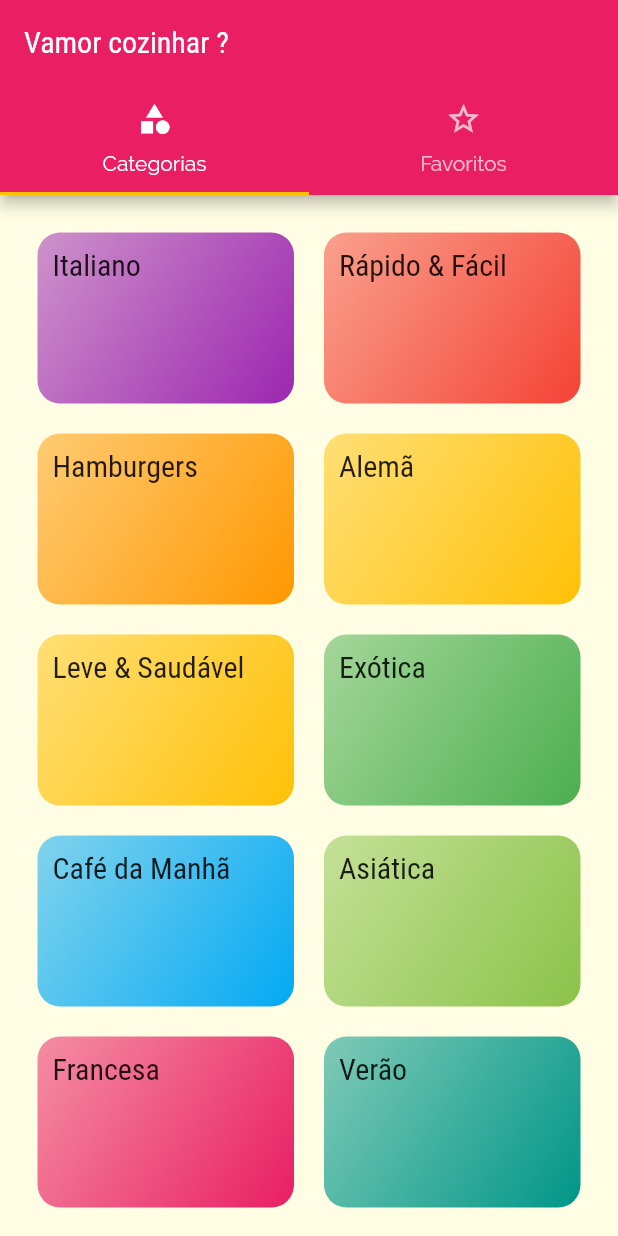
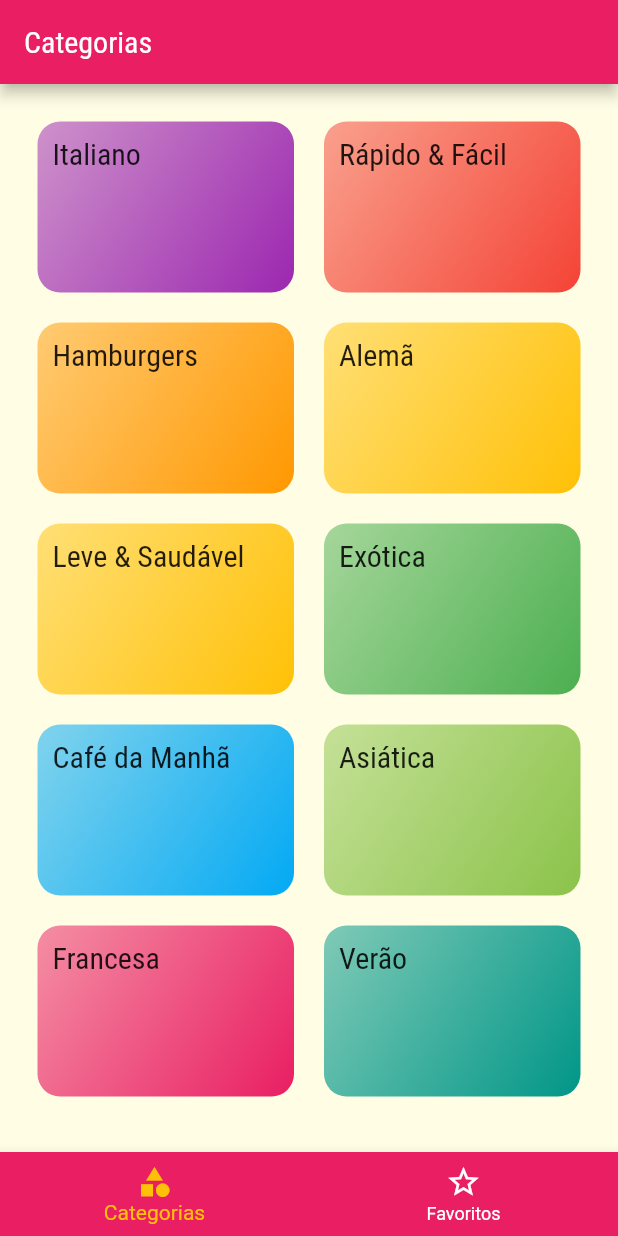
Before and after one commit to fvieir/Flutter-AppCulinaria, a Flutter app: the screen it shows after launch, on a phone screen of 412 x 824 dp. Run offline on Flutter 3.47's test engine with Material 2 defaults, Android fonts, the phone set to English and light mode, and no system bars.

Commit message:
Add TapBar na parte inferior

```diff
--- a/lib/screens/tabs_screen.dart
+++ b/lib/screens/tabs_screen.dart
@@ -2,35 +2,50 @@ import 'package:app_culinaria/screens/categories_screens.dart';
 import 'package:app_culinaria/screens/favorite_screen.dart';
 import 'package:flutter/material.dart';
 
-class TabsScreen extends StatelessWidget {
+class TabsScreen extends StatefulWidget {
   const TabsScreen({super.key});
 
   @override
+  State<TabsScreen> createState() => _TabsScreenState();
+}
+
+class _TabsScreenState extends State<TabsScreen> {
+  int _selectScreenIndex = 0;
+
+  final List<Map<String, Object>> _screens = [
+    {'title': 'Categorias', 'screen': const CategoriesScreens()},
+    {'title': 'Favoritos', 'screen': const FavoriteScreen()},
+  ];
+
+  void _selectScreen(int index) {
+    setState(() {
+      _selectScreenIndex = index;
+    });
+  }
+
+  @override
   Widget build(BuildContext context) {
-    return DefaultTabController(
-      length: 2,
-      child: Scaffold(
-        appBar: AppBar(
-          title: const Text('Vamor cozinhar ?'),
-          bottom: const TabBar(
-            tabs: [
-              Tab(
-                icon: Icon(Icons.category),
-                text: 'Categorias',
-              ),
-              Tab(
-                icon: Icon(Icons.star_border),
-                text: 'Favoritos',
-              )
-            ],
+    return Scaffold(
+      appBar: AppBar(
+        title: Text(_screens[_selectScreenIndex]['title'] as String),
+      ),
+      body: _screens[_selectScreenIndex]['screen'] as Widget,
+      bottomNavigationBar: BottomNavigationBar(
+        backgroundColor: Theme.of(context).colorScheme.primary,
+        unselectedItemColor: Colors.white,
+        selectedItemColor: Theme.of(context).colorScheme.secondary,
+        currentIndex: _selectScreenIndex,
+        onTap: _selectScreen,
+        items: const [
+          BottomNavigationBarItem(
+            icon: Icon(Icons.category),
+            label: 'Categorias',
           ),
-        ),
-        body: const TabBarView(
-          children: [
-            CategoriesScreens(),
-            FavoriteScreen(),
-          ],
-        ),
+          BottomNavigationBarItem(
+            icon: Icon(Icons.star_outline),
+            label: 'Favoritos',
+          )
+        ],
       ),
     );
   }
```
